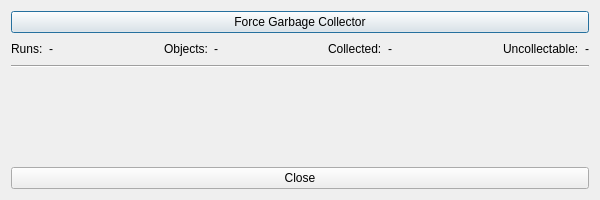
First picture: the form in src/brickv/ui/developer.ui, repository Tinkerforge/brickv, before the edit.
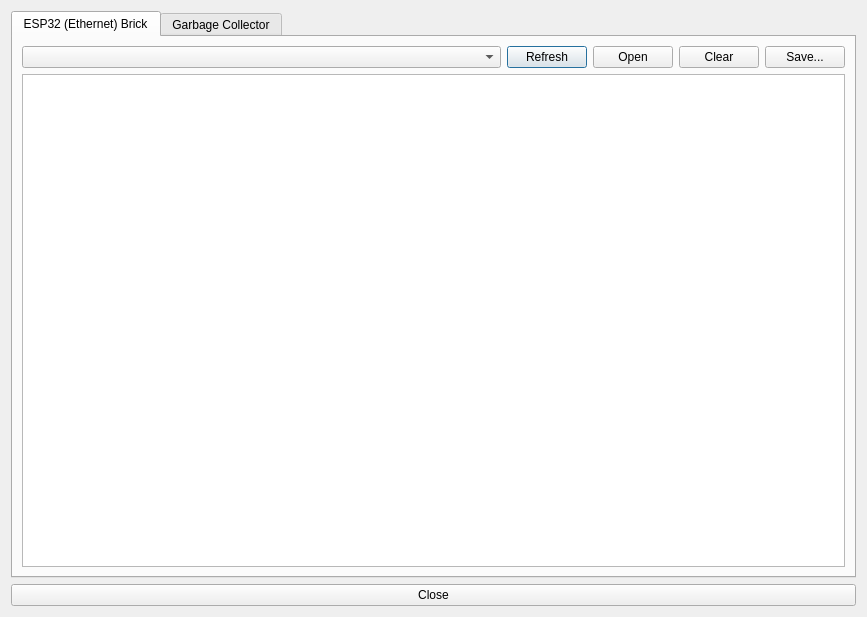
Second picture: the form after the edit.

Commit message: developer: Add .ui file changes for ESP32 serial console reader

Patch:
```diff
--- a/src/brickv/ui/developer.ui
+++ b/src/brickv/ui/developer.ui
@@ -6,54 +6,92 @@
    <rect>
     <x>0</x>
     <y>0</y>
-    <width>600</width>
-    <height>200</height>
+    <width>867</width>
+    <height>617</height>
    </rect>
   </property>
   <property name="windowTitle">
    <string>Developer Functions</string>
   </property>
-  <layout class="QVBoxLayout" name="verticalLayout">
+  <layout class="QVBoxLayout" name="verticalLayout_3">
    <item>
-    <layout class="QGridLayout" name="gridLayout">
-     <item row="0" column="0">
-      <widget class="QPushButton" name="button_force_gc">
-       <property name="text">
-        <string>Force Garbage Collector</string>
-       </property>
-      </widget>
-     </item>
-     <item row="3" column="0">
-      <widget class="QPushButton" name="button_close">
-       <property name="text">
-        <string>Close</string>
-       </property>
-      </widget>
-     </item>
-     <item row="2" column="0">
+    <widget class="QTabWidget" name="tabWidget">
+     <property name="currentIndex">
+      <number>0</number>
+     </property>
+     <widget class="QWidget" name="tab">
+      <attribute name="title">
+       <string>ESP32 (Ethernet) Brick</string>
+      </attribute>
+      <layout class="QVBoxLayout" name="verticalLayout_2">
+       <item>
       <layout class="QGridLayout" name="gridLayout_2">
        <item row="4" column="0">
-        <spacer name="verticalSpacer">
-         <property name="orientation">
-          <enum>Qt::Vertical</enum>
-         </property>
-         <property name="sizeHint" stdset="0">
-          <size>
-           <width>20</width>
-           <height>40</height>
-          </size>
-         </property>
-        </spacer>
+          <widget class="QPlainTextEdit" name="edit_serial_text">
+           <property name="undoRedoEnabled">
+            <bool>false</bool>
+           </property>
+           <property name="lineWrapMode">
+            <enum>QPlainTextEdit::NoWrap</enum>
+           </property>
+           <property name="readOnly">
+            <bool>true</bool>
+           </property>
+          </widget>
        </item>
        <item row="3" column="0">
-        <widget class="Line" name="line">
-         <property name="orientation">
-          <enum>Qt::Horizontal</enum>
+          <layout class="QHBoxLayout" name="horizontalLayout_2">
+           <item>
+            <widget class="QComboBox" name="combo_serial_port">
+             <property name="sizePolicy">
+              <sizepolicy hsizetype="Preferred" vsizetype="Fixed">
+               <horstretch>1</horstretch>
+               <verstretch>0</verstretch>
+              </sizepolicy>
          </property>
         </widget>
        </item>
-      </layout>
-     </item>
+           <item>
+            <widget class="QPushButton" name="button_serial_port_refresh">
+             <property name="text">
+              <string>Refresh</string>
+             </property>
+            </widget>
+           </item>
+           <item>
+            <widget class="QPushButton" name="button_serial_port_open">
+             <property name="text">
+              <string>Open</string>
+             </property>
+            </widget>
+           </item>
+           <item>
+            <widget class="QPushButton" name="button_serial_text_clear">
+             <property name="text">
+              <string>Clear</string>
+             </property>
+            </widget>
+           </item>
+           <item>
+            <widget class="QPushButton" name="button_serial_text_save">
+             <property name="text">
+              <string>Save...</string>
+             </property>
+            </widget>
+           </item>
+          </layout>
+         </item>
+        </layout>
+       </item>
+      </layout>
+     </widget>
+     <widget class="QWidget" name="tab_2">
+      <attribute name="title">
+       <string>Garbage Collector</string>
+      </attribute>
+      <layout class="QVBoxLayout" name="verticalLayout">
+       <item>
+        <layout class="QGridLayout" name="gridLayout_3">
      <item row="1" column="0">
       <layout class="QHBoxLayout" name="horizontalLayout">
        <item>
@@ -153,10 +191,52 @@
        </item>
       </layout>
      </item>
+         <item row="0" column="0">
+          <widget class="QPushButton" name="button_force_gc">
+           <property name="text">
+            <string>Force</string>
+           </property>
+          </widget>
+         </item>
+         <item row="2" column="0">
+          <spacer name="verticalSpacer">
+           <property name="orientation">
+            <enum>Qt::Vertical</enum>
+           </property>
+           <property name="sizeHint" stdset="0">
+            <size>
+             <width>20</width>
+             <height>40</height>
+            </size>
+           </property>
+          </spacer>
+         </item>
     </layout>
    </item>
   </layout>
  </widget>
+    </widget>
+   </item>
+   <item>
+    <widget class="QPushButton" name="button_close">
+     <property name="text">
+      <string>Close</string>
+     </property>
+    </widget>
+   </item>
+  </layout>
+ </widget>
+ <tabstops>
+  <tabstop>tabWidget</tabstop>
+  <tabstop>combo_serial_port</tabstop>
+  <tabstop>button_serial_port_refresh</tabstop>
+  <tabstop>button_serial_port_open</tabstop>
+  <tabstop>button_serial_text_clear</tabstop>
+  <tabstop>button_serial_text_save</tabstop>
+  <tabstop>edit_serial_text</tabstop>
+  <tabstop>button_close</tabstop>
+  <tabstop>button_force_gc</tabstop>
+ </tabstops>
  <resources/>
  <connections/>
 </ui>
```
Lines whose indentation alone changed are shown as unchanged.
